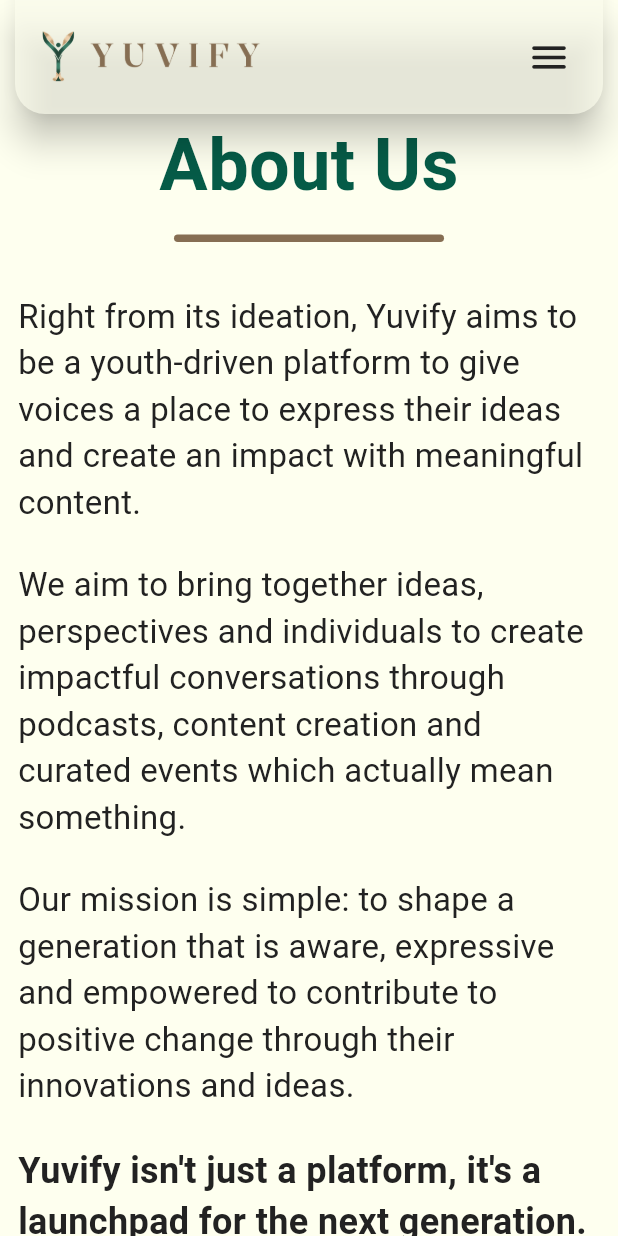
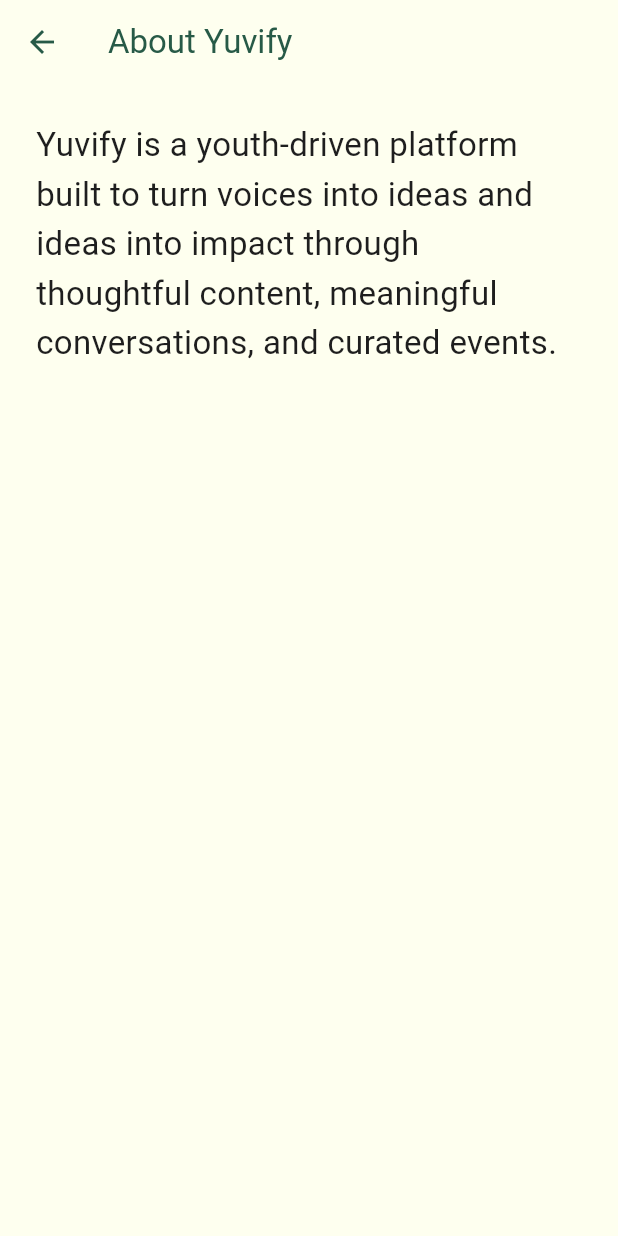
Before and after one commit to DatDevSteve/yuvify_website, a Flutter app: the screen it shows after launch, scrolled down 576 dp, after a tap on the "menu" icon, after a tap on "About", on a phone screen of 412 x 824 dp. Run offline on Flutter 3.47's test engine with Material 3 defaults, Android fonts, the phone set to English and light mode, and no system bars; our stand-ins replace google_fonts; Roboto replaces fonts that are missing (Kalnia).

Commit message:
added header and more pages

```diff
--- /dev/null
+++ b/lib/components/header.dart
@@ -0,0 +1,234 @@
+import 'package:flutter/material.dart';
+import 'package:google_fonts/google_fonts.dart';
+import 'package:yuvify_website/pages/about_page.dart';
+import 'package:yuvify_website/pages/career_page.dart';
+import 'package:yuvify_website/pages/event_page.dart';
+
+class YuvifyHeader extends StatelessWidget implements PreferredSizeWidget {
+  const YuvifyHeader({
+    super.key,
+    required this.isCompact,
+  });
+
+  final bool isCompact;
+
+  @override
+  Size get preferredSize => Size.fromHeight(isCompact ? 76 : 88);
+
+  void _openAbout(BuildContext context) {
+    Navigator.of(context).push(
+      MaterialPageRoute<void>(
+        builder: (BuildContext context) => const AboutPage(),
+      ),
+    );
+  }
+
+  void _openCareers(BuildContext context) {
+    Navigator.of(context).push(
+      MaterialPageRoute<void>(
+        builder: (BuildContext context) => const CareersPage(),
+      ),
+    );
+  }
+
+  void _openEvents(BuildContext context) {
+    Navigator.of(context).push(
+      MaterialPageRoute<void>(
+        builder: (BuildContext context) => const EventsPage(),
+      ),
+    );
+  }
+
+  @override
+  Widget build(BuildContext context) {
+    return Padding(
+      padding: EdgeInsets.symmetric(horizontal: isCompact ? 10 : 24),
+      child: Material(
+        elevation: 10,
+        shadowColor: Colors.black,
+        color: const Color.fromARGB(164, 254, 255, 239),
+        borderRadius: const BorderRadius.only(
+          bottomLeft: Radius.circular(20),
+          bottomRight: Radius.circular(20),
+        ),
+        child: Container(
+          height: isCompact ? 76 : 88,
+          padding: EdgeInsets.fromLTRB(
+            isCompact ? 14 : 24,
+            8,
+            isCompact ? 12 : 24,
+            8,
+          ),
+          child: Row(
+            crossAxisAlignment: CrossAxisAlignment.center,
+            children: [
+              Padding(
+                padding: EdgeInsets.only(right: isCompact ? 8 : 12),
+                child: Image.asset(
+                  'lib/assets/logo_text.png',
+                  fit: BoxFit.contain,
+                  height: isCompact ? 46 : 90,
+                ),
+              ),
+              const Spacer(),
+              if (isCompact)
+                Builder(
+                  builder: (context) => IconButton(
+                    onPressed: () => Scaffold.of(context).openEndDrawer(),
+                    icon: const Icon(Icons.menu_rounded),
+                    color: const Color.fromRGBO(34, 34, 34, 1),
+                    iconSize: 30,
+                    splashRadius: 24,
+                  ),
+                )
+              else ...[
+                _HeaderButton(
+                  label: 'About',
+                  onPressed: () => _openAbout(context),
+                ),
+                _HeaderButton(
+                  label: 'Careers',
+                  onPressed: () => _openCareers(context),
+                ),
+                _HeaderButton(
+                  label: 'Events',
+                  onPressed: () => _openEvents(context),
+                ),
+                _HeaderButton(
+                  label: 'Contact Us',
+                  fontSize: 26,
+                  onPressed: () {},
+                ),
+              ],
+            ],
+          ),
+        ),
+      ),
+    );
+  }
+}
+
+class YuvifyHeaderDrawer extends StatelessWidget {
+  const YuvifyHeaderDrawer({super.key});
+
+  void _openAbout(BuildContext context) {
+    Navigator.of(context).pop();
+    Navigator.of(context).push(
+      MaterialPageRoute<void>(
+        builder: (BuildContext context) => const AboutPage(),
+      ),
+    );
+  }
+
+  void _openCareers(BuildContext context) {
+    Navigator.of(context).pop();
+    Navigator.of(context).push(
+      MaterialPageRoute<void>(
+        builder: (BuildContext context) => const CareersPage(),
+      ),
+    );
+  }
+
+  void _openEvents(BuildContext context) {
+    Navigator.of(context).pop();
+    Navigator.of(context).push(
+      MaterialPageRoute<void>(
+        builder: (BuildContext context) => const EventsPage(),
+      ),
+    );
+  }
+
+  @override
+  Widget build(BuildContext context) {
+    return Drawer(
+      backgroundColor: const Color.fromRGBO(254, 255, 239, 1),
+      child: SafeArea(
+        child: ListView(
+          padding: const EdgeInsets.symmetric(horizontal: 20, vertical: 24),
+          children: [
+            YuvifyHeaderDrawerTile(
+              label: 'About',
+              onTap: () => _openAbout(context),
+            ),
+            YuvifyHeaderDrawerTile(
+              label: 'Careers',
+              onTap: () => _openCareers(context),
+            ),
+            YuvifyHeaderDrawerTile(
+              label: 'Events',
+              onTap: () => _openEvents(context),
+            ),
+            const YuvifyHeaderDrawerTile(
+              label: 'Contact Us',
+              onTap: _noop,
+            ),
+          ],
+        ),
+      ),
+    );
+  }
+}
+
+void _noop() {}
+
+class YuvifyHeaderDrawerTile extends StatelessWidget {
+  const YuvifyHeaderDrawerTile({
+    super.key,
+    required this.label,
+    required this.onTap,
+  });
+
+  final String label;
+  final VoidCallback onTap;
+
+  @override
+  Widget build(BuildContext context) {
+    return ListTile(
+      contentPadding: EdgeInsets.zero,
+      title: Text(
+        label,
+        style: GoogleFonts.kalnia(
+          color: const Color.fromRGBO(134, 110, 83, 1),
+          fontSize: 28,
+          fontWeight: FontWeight.w500,
+        ),
+      ),
+      onTap: onTap,
+    );
+  }
+}
+
+class _HeaderButton extends StatelessWidget {
+  const _HeaderButton({
+    required this.label,
+    required this.onPressed,
+    this.fontSize = 28,
+  });
+
+  final String label;
+  final VoidCallback onPressed;
+  final double fontSize;
+
+  @override
+  Widget build(BuildContext context) {
+    return Padding(
+      padding: const EdgeInsets.symmetric(horizontal: 6),
+      child: TextButton(
+        onPressed: onPressed,
+        style: TextButton.styleFrom(
+          padding: const EdgeInsets.symmetric(horizontal: 8, vertical: 8),
+          minimumSize: Size.zero,
+          tapTargetSize: MaterialTapTargetSize.shrinkWrap,
+          foregroundColor: const Color.fromRGBO(134, 110, 83, 1),
+        ),
+        child: Text(
+          label,
+          style: GoogleFonts.kalnia(
+            color: const Color.fromRGBO(134, 110, 83, 1),
+            fontSize: fontSize,
+          ),
+        ),
+      ),
+    );
+  }
+}
--- a/lib/main.dart
+++ b/lib/main.dart
@@ -1,5 +1,7 @@
 import 'package:flutter/material.dart';
 import 'package:flutter_web_plugins/flutter_web_plugins.dart';
+import 'package:yuvify_website/pages/about_page.dart';
+import 'package:yuvify_website/pages/event_page.dart';
 import 'package:yuvify_website/pages/landing_page.dart';
 import 'package:yuvify_website/pages/career_page.dart';
 
@@ -19,8 +21,10 @@
       title: 'Yuvify',
       initialRoute: '/',
       routes: {
-        '/': (context) => MainPage(),
-        '/careers': (context) => CareersPage(),
+        '/': (context) => const MainPage(),
+        '/about': (context) => const AboutPage(),
+        '/careers': (context) => const CareersPage(),
+        '/events': (context) => const EventsPage(),
       },
     );
   }
--- /dev/null
+++ b/lib/pages/about_page.dart
@@ -0,0 +1,35 @@
+import 'package:flutter/material.dart';
+
+class AboutPage extends StatelessWidget {
+  const AboutPage({super.key});
+
+  @override
+  Widget build(BuildContext context) {
+    return Scaffold(
+      backgroundColor: const Color(0xFFFEFFEF),
+      appBar: AppBar(
+        backgroundColor: const Color(0xFFFEFFEF),
+        elevation: 0,
+        foregroundColor: const Color(0xFF275A47),
+        title: const Text('About Yuvify'),
+      ),
+      body: Padding(
+        padding: EdgeInsets.all(24),
+        child: Align(
+          alignment: Alignment.topLeft,
+          child: ConstrainedBox(
+            constraints: BoxConstraints(maxWidth: 840),
+            child: Text(
+              'Yuvify is a youth-driven platform built to turn voices into ideas and ideas into impact through thoughtful content, meaningful conversations, and curated events.',
+              style: TextStyle(
+                fontSize: 22,
+                height: 1.5,
+                color: Color(0xFF1E1E1E),
+              ),
+            ),
+          ),
+        ),
+      ),
+    );
+  }
+}
--- a/lib/pages/landing_page.dart
+++ b/lib/pages/landing_page.dart
@@ -1,31 +1,16 @@
 import 'package:flutter/material.dart';
 import 'package:google_fonts/google_fonts.dart';
 import 'package:yuvify_website/components/footer.dart';
+import 'package:yuvify_website/components/header.dart';
 
 class MainPage extends StatefulWidget {
   const MainPage({super.key});
-
-  static const Color _brandBrown = Color.fromRGBO(134, 110, 83, 1);
 
   @override
   State<MainPage> createState() => _MainPageState();
 }
 
 class _MainPageState extends State<MainPage> {
-  final GlobalKey _aboutSectionKey = GlobalKey();
-
-  Future<void> _scrollToAbout() async {
-    final context = _aboutSectionKey.currentContext;
-    if (context == null) return;
-
-    await Scrollable.ensureVisible(
-      context,
-      duration: const Duration(milliseconds: 700),
-      curve: Curves.easeInOutCubic,
-      alignment: 0.08,
-    );
-  }
-
   @override
   Widget build(BuildContext context) {
     final screenSize = MediaQuery.sizeOf(context);
@@ -37,94 +22,8 @@
 
     return Scaffold(
       backgroundColor: const Color.fromRGBO(254, 255, 239, 1),
-      endDrawer: useNarrowLayout
-          ? Drawer(
-              backgroundColor: const Color.fromRGBO(254, 255, 239, 1),
-              child: SafeArea(
-                child: ListView(
-                  padding: const EdgeInsets.symmetric(
-                    horizontal: 20,
-                    vertical: 24,
-                  ),
-                  children: [
-                    _MobileNavTile(
-                      label: "About",
-                      onTap: () {
-                        Navigator.of(context).pop();
-                        _scrollToAbout();
-                      },
-                    ),
-                    _MobileNavTile(label: "Careers", onTap: () {}),
-                    _MobileNavTile(label: "Events", onTap: () {}),
-                    _MobileNavTile(label: "Contact Us", onTap: () {}),
-                  ],
-                ),
-              ),
-            )
-          : null,
-      appBar: PreferredSize(
-        preferredSize: Size.fromHeight(useNarrowLayout ? 76 : 88),
-        child: Padding(
-          padding: EdgeInsets.symmetric(horizontal: useNarrowLayout ? 10 : 24),
-          child: Material(
-            elevation: 10,
-            shadowColor: Colors.black,
-            color: const Color.fromARGB(164, 254, 255, 239),
-            borderRadius: const BorderRadius.only(
-              bottomLeft: Radius.circular(20),
-              bottomRight: Radius.circular(20),
-            ),
-            child: Container(
-              height: useNarrowLayout ? 76 : 88,
-              padding: EdgeInsets.fromLTRB(
-                useNarrowLayout ? 14 : 24,
-                useNarrowLayout ? 8 : 8,
-                useNarrowLayout ? 12 : 24,
-                useNarrowLayout ? 8 : 8,
-              ),
-              child: Row(
-                crossAxisAlignment: CrossAxisAlignment.center,
-                children: [
-                  Padding(
-                    padding: EdgeInsets.fromLTRB(
-                      0,
-                      0,
-                      useNarrowLayout ? 8 : 12,
-                      0,
-                    ),
-                    child: Image.asset(
-                      'lib/assets/logo_text.png',
-                      fit: BoxFit.contain,
-                      height: useNarrowLayout ? 46 : 90,
-                    ),
-                  ),
-                  const Spacer(),
-                  if (useNarrowLayout)
-                    Builder(
-                      builder: (context) => IconButton(
-                        onPressed: () => Scaffold.of(context).openEndDrawer(),
-                        icon: const Icon(Icons.menu_rounded),
-                        color: const Color.fromRGBO(34, 34, 34, 1),
-                        iconSize: 30,
-                        splashRadius: 24,
-                      ),
-                    )
-                  else ...[
-                    _NavButton(label: "About", onPressed: _scrollToAbout),
-                    _NavButton(label: "Careers", onPressed: () {}),
-                    _NavButton(label: "Events", onPressed: () {}),
-                    _NavButton(
-                      label: "Contact Us",
-                      fontSize: 26,
-                      onPressed: () {},
-                    ),
-                  ],
-                ],
-              ),
-            ),
-          ),
-        ),
-      ),
+      endDrawer: useNarrowLayout ? const YuvifyHeaderDrawer() : null,
+      appBar: YuvifyHeader(isCompact: useNarrowLayout),
       body: SingleChildScrollView(
         scrollDirection: Axis.vertical,
         child: Column(
@@ -222,9 +121,7 @@
                   SizedBox(
                     height: useNarrowLayout ? (useCompactHero ? 72 : 120) : 300,
                   ),
-                  KeyedSubtree(
-                    key: _aboutSectionKey,
-                    child: LayoutBuilder(
+                  LayoutBuilder(
                     builder: (context, constraints) {
                       final isCompact = constraints.maxWidth < 1100;
                       final aboutTextWidth = isCompact
@@ -290,7 +187,7 @@
                               height: useNarrowLayout ? 5 : 6,
                               width: useNarrowLayout ? 180 : 100,
                               decoration: BoxDecoration(
-                                  color: MainPage._brandBrown,
+                                color: const Color.fromRGBO(134, 110, 83, 1),
                                 borderRadius: BorderRadius.circular(999),
                               ),
                             ),
@@ -310,9 +207,7 @@
                       }
 
                       return Flex(
-                          direction: isCompact
-                              ? Axis.vertical
-                              : Axis.horizontal,
+                        direction: isCompact ? Axis.vertical : Axis.horizontal,
                         crossAxisAlignment: isCompact
                             ? CrossAxisAlignment.start
                             : CrossAxisAlignment.center,
@@ -323,7 +218,6 @@
                         ],
                       );
                     },
-                    ),
                   ),
                   SizedBox(height: useNarrowLayout ? 80 : 200),
                   Image.asset(
@@ -361,61 +255,3 @@
     );
   }
 }
-
-class _MobileNavTile extends StatelessWidget {
-  const _MobileNavTile({required this.label, required this.onTap});
-
-  final String label;
-  final VoidCallback onTap;
-
-  @override
-  Widget build(BuildContext context) {
-    return ListTile(
-      contentPadding: EdgeInsets.zero,
-      title: Text(
-        label,
-        style: GoogleFonts.kalnia(
-          color: MainPage._brandBrown,
-          fontSize: 28,
-          fontWeight: FontWeight.w500,
-        ),
-      ),
-      onTap: onTap,
-    );
-  }
-}
-
-class _NavButton extends StatelessWidget {
-  const _NavButton({
-    required this.label,
-    required this.onPressed,
-    this.fontSize = 28,
-  });
-
-  final String label;
-  final VoidCallback onPressed;
-  final double fontSize;
-
-  @override
-  Widget build(BuildContext context) {
-    return Padding(
-      padding: const EdgeInsets.symmetric(horizontal: 6),
-      child: TextButton(
-        onPressed: onPressed,
-        style: TextButton.styleFrom(
-          padding: const EdgeInsets.symmetric(horizontal: 8, vertical: 8),
-          minimumSize: Size.zero,
-          tapTargetSize: MaterialTapTargetSize.shrinkWrap,
-          foregroundColor: MainPage._brandBrown,
-        ),
-        child: Text(
-          label,
-          style: GoogleFonts.kalnia(
-            color: MainPage._brandBrown,
-            fontSize: fontSize,
-          ),
-        ),
-      ),
-    );
-  }
-}
```
Also changed, not shown: lib/pages/event_page.dart (added, +15 -0 lines). Lines whose indentation alone changed are shown as unchanged.
